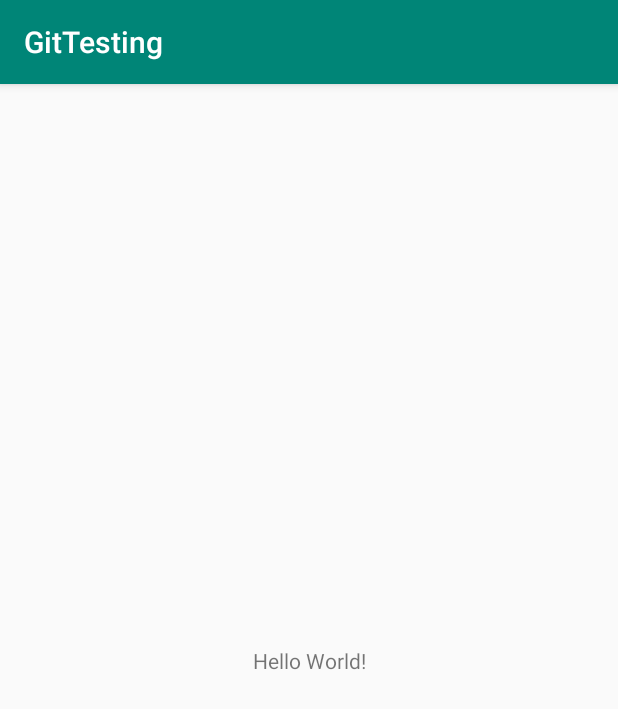
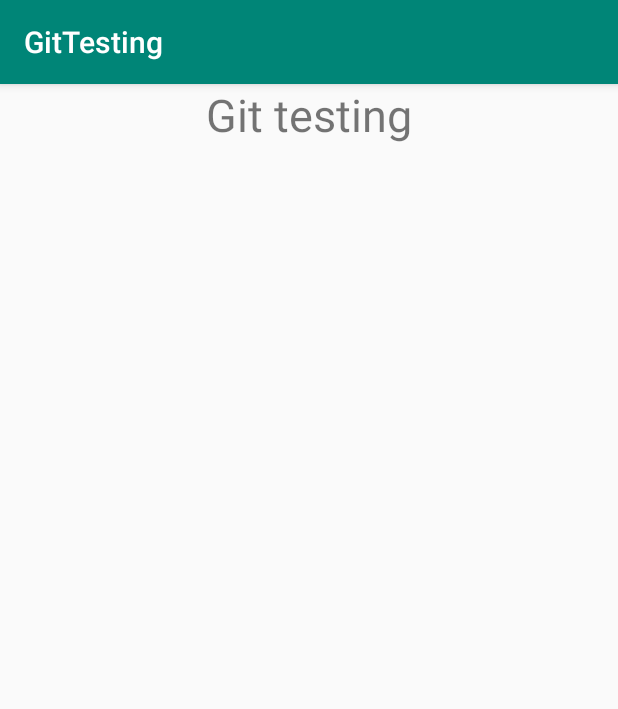
Before and after one commit to gotest1658/GitTesting, an Android app: the screen it shows after launch (MainActivity), on a phone screen of 412 x 824 dp. Shown: the top 709 px of the screen. Run offline under Robolectric (Android 15) with nearby library versions, the phone set to English and light mode, and no system bars.

Commit message:
Changed to LinearLayout and added a textview widget

```diff
--- a/app/src/main/res/layout/activity_main.xml
+++ b/app/src/main/res/layout/activity_main.xml
@@ -1,18 +1,17 @@
 <?xml version="1.0" encoding="utf-8"?>
-<android.support.constraint.ConstraintLayout xmlns:android="http://schemas.android.com/apk/res/android"
+<LinearLayout xmlns:android="http://schemas.android.com/apk/res/android"
     xmlns:app="http://schemas.android.com/apk/res-auto"
     xmlns:tools="http://schemas.android.com/tools"
     android:layout_width="match_parent"
     android:layout_height="match_parent"
+    android:orientation="vertical"
     tools:context=".MainActivity">
 
-    <TextView
-        android:layout_width="wrap_content"
-        android:layout_height="wrap_content"
-        android:text="Hello World!"
-        app:layout_constraintBottom_toBottomOf="parent"
-        app:layout_constraintLeft_toLeftOf="parent"
-        app:layout_constraintRight_toRightOf="parent"
-        app:layout_constraintTop_toTopOf="parent" />
+   <TextView
+       android:layout_gravity="center"
+       android:textSize="30sp"
+       android:text="Git testing"
+       android:layout_width="wrap_content"
+       android:layout_height="wrap_content" />
 
-</android.support.constraint.ConstraintLayout>
+</LinearLayout>
```
